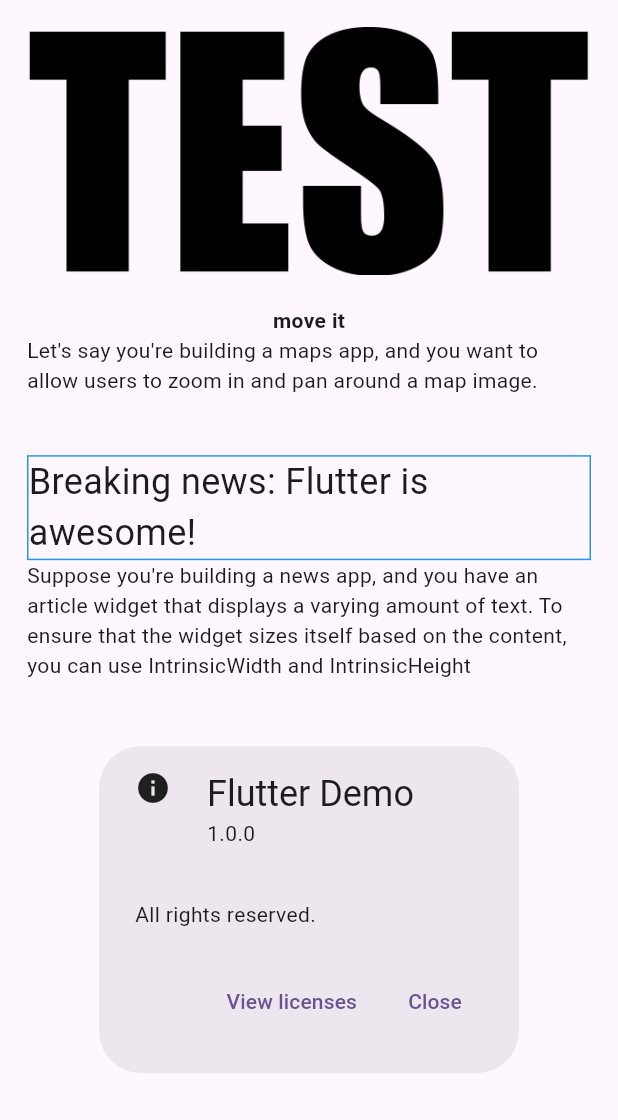
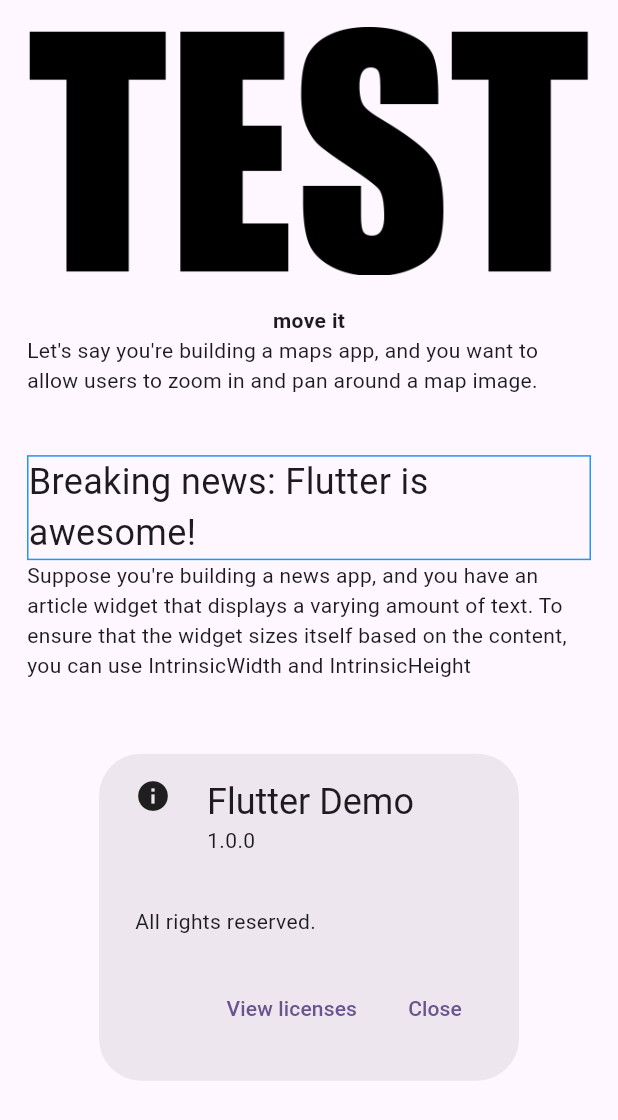
Before and after one commit to alaa7041/mini_app, a Flutter app: the screen it shows after launch, on a phone screen of 412 x 824 dp. Shown: the top 1120 px of the screen. Run offline on Flutter 3.47's test engine with Material 3 defaults, Android fonts, the phone set to English and light mode, and no system bars.

```diff
--- a/lib/home_screen.dart
+++ b/lib/home_screen.dart
@@ -8,7 +8,6 @@ class HomeScreen extends StatelessWidget {
 
   @override
   Widget build(BuildContext context) {
-
     return Scaffold(
       body: SingleChildScrollView(
         child: Padding(
@@ -18,7 +17,7 @@ class HomeScreen extends StatelessWidget {
               InteractiveViewerWidget(),
               SizedBox(height: 40),
               IntrinsicWidthHeightWidget(),
-              SizedBox(height: 20),
+              SizedBox(height: 25),
               AboutDialog(
                 applicationIcon: Icon(Icons.info),
                 applicationVersion: '1.0.0',
```
